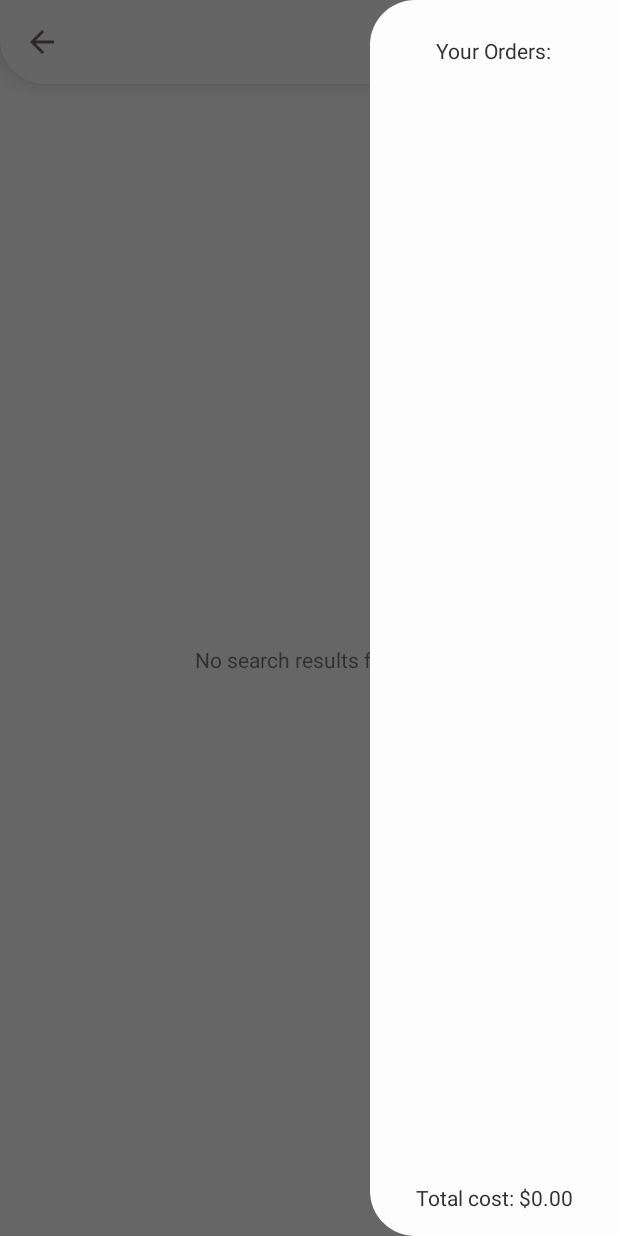
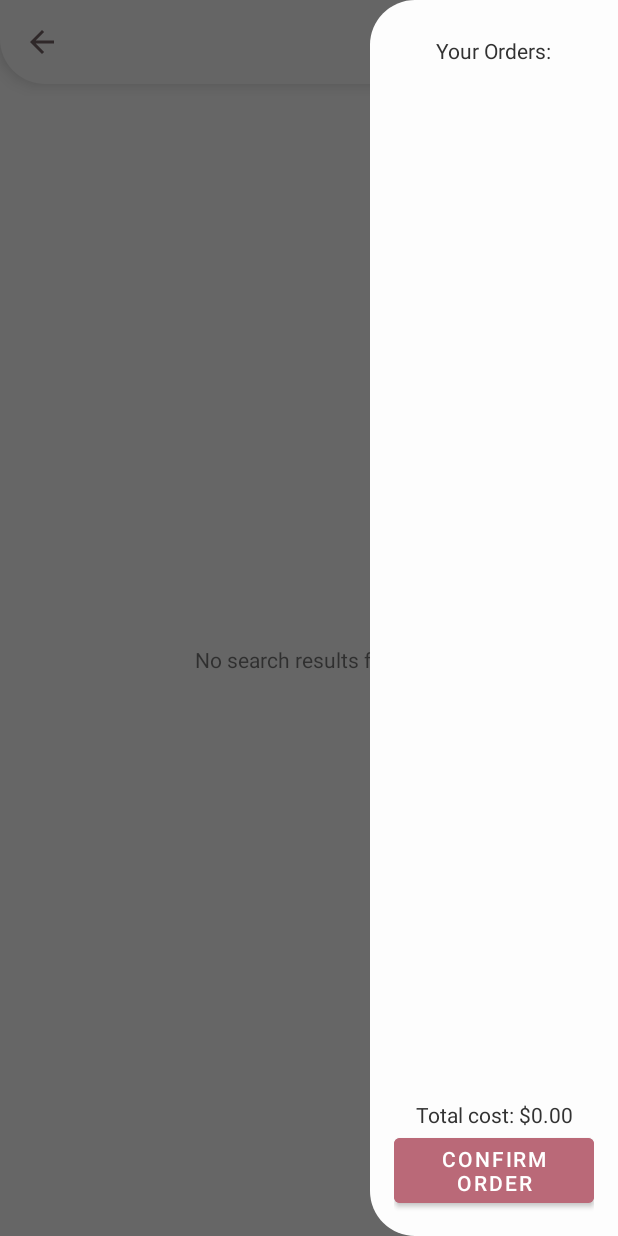
Before and after one commit to ETS-Android5/Sweet_Tooth, an Android app: the ListActivity screen opened directly, with no data from a screen before it, after a tap on "Shopping Cart", on a phone screen of 412 x 824 dp. Run offline under Robolectric (Android 15) with nearby library versions, the phone set to English and light mode, and no system bars; our stand-ins replace navigation-ui; 1 statement that could not run was skipped.

Commit message:
feat - Shopping Cart Confirm Order button added.
Shopping Cart Confirm Order button added. Functionality implemented too.

```diff
--- a/Desserts/app/src/main/java/com/example/desserts/activities/ListActivity.java
+++ b/Desserts/app/src/main/java/com/example/desserts/activities/ListActivity.java
@@ -5,6 +5,7 @@ import android.os.Bundle;
 import android.view.MenuItem;
 import android.view.Menu;
 import android.view.View;
+import android.widget.Button;
 import android.widget.ListView;
 import android.widget.SearchView;
 import android.widget.TextView;
@@ -157,6 +158,15 @@ public class ListActivity extends AppCompatActivity {
                             }
                         }
                     }.start();
+                    Button confirm = findViewById(R.id.confirm_order);
+                    confirm.setOnClickListener(new View.OnClickListener() {
+                        @Override
+                        public void onClick(View view) {
+                            ShoppingCart.getInstance().confirmOrder();
+                            sA.notifyDataSetChanged();
+                            Toast.makeText(ListActivity.this, "Your order has been confirmed!", Toast.LENGTH_LONG).show();
+                        }
+                    });
                     NavigationView navigation = findViewById(R.id.nav_view);
                     navigation.bringToFront();
                     drawer.openDrawer(GravityCompat.END);
--- a/Desserts/app/src/main/res/layout/nav_header.xml
+++ b/Desserts/app/src/main/res/layout/nav_header.xml
@@ -31,4 +31,12 @@
         android:gravity="center"
         android:textAppearance="@style/TextAppearance.AppCompat.Body1"/>
 
+    <Button
+        android:layout_width="match_parent"
+        android:layout_height="wrap_content"
+        android:text="Confirm order"
+        android:id="@+id/confirm_order"
+        android:textColor="@color/white"
+        android:backgroundTint="@color/cherry"/>
+
 </LinearLayout>
```
Also changed, not shown: Desserts/app/src/main/java/com/example/desserts/activities/DetailsActivity.java (+11 -0 lines), Desserts/app/src/main/java/com/example/desserts/activities/MainActivity.java (+9 -0 lines), Desserts/app/src/main/java/com/example/desserts/activities/adaptors/ShoppingCartAdaptor.java (+0 -7 lines), Desserts/app/src/main/java/com/example/desserts/cart/ShoppingCart.java (+18 -5 lines).
